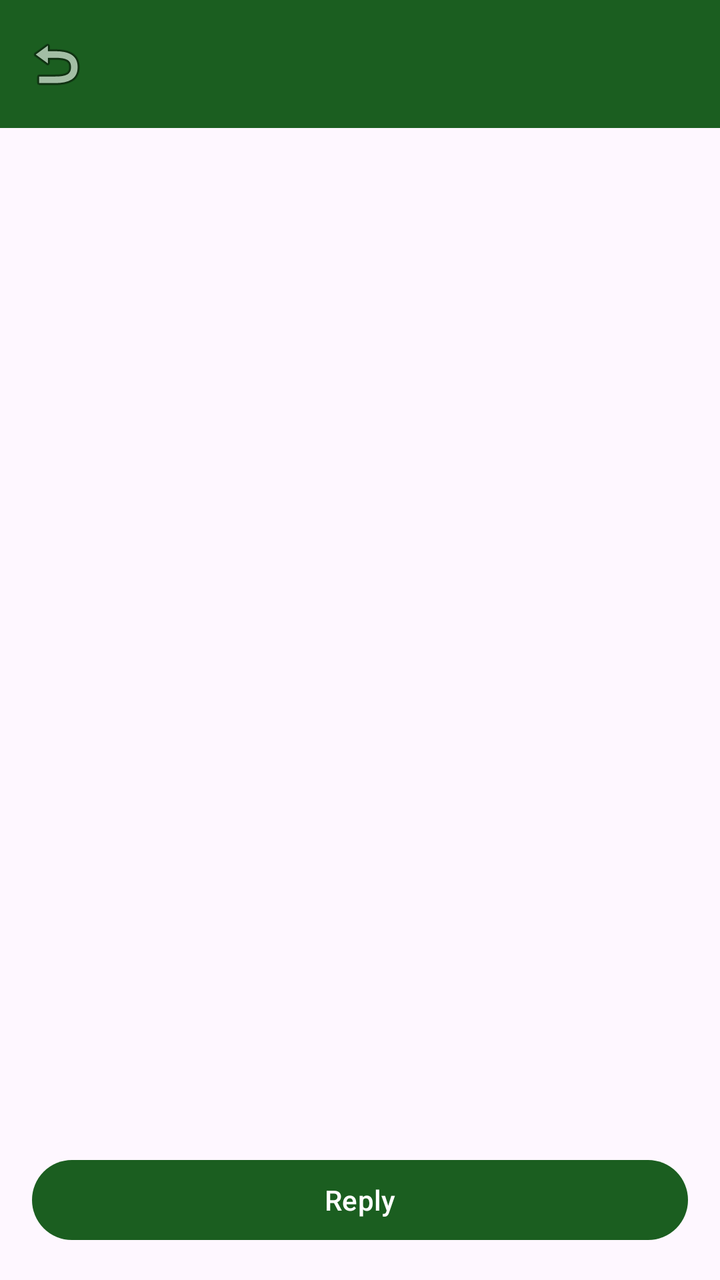
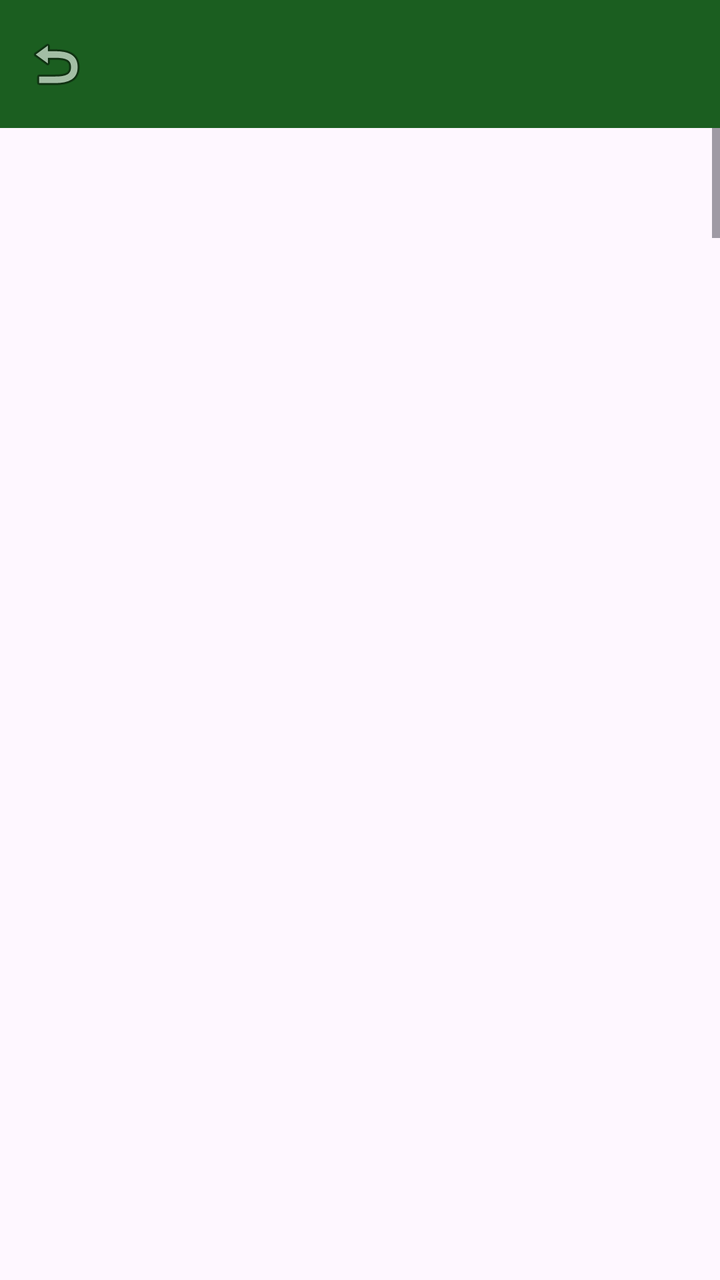

An Android layout rendered at two revisions. The XML below is the earlier revision; the diff shows what the commit changed to produce the second picture.
<!-- AndroidManifest.xml: application theme Theme.GraalMail -->
<!-- res/layout/activity_message_view.xml -->
<?xml version="1.0" encoding="utf-8"?>
<LinearLayout xmlns:android="http://schemas.android.com/apk/res/android"
    xmlns:app="http://schemas.android.com/apk/res-auto"
    android:layout_width="match_parent"
    android:layout_height="match_parent"
    android:orientation="vertical">

    <com.google.android.material.appbar.AppBarLayout
        android:layout_width="match_parent"
        android:layout_height="wrap_content">

        <androidx.appcompat.widget.Toolbar
            android:id="@+id/toolbar"
            android:layout_width="match_parent"
            android:layout_height="?attr/actionBarSize"
            android:background="?attr/colorPrimary"
            app:navigationIcon="@android:drawable/ic_menu_revert" />
    </com.google.android.material.appbar.AppBarLayout>

    <ScrollView
        android:layout_width="match_parent"
        android:layout_height="0dp"
        android:layout_weight="1">

        <LinearLayout
            android:layout_width="match_parent"
            android:layout_height="wrap_content"
            android:orientation="vertical"
            android:padding="16dp">

            <TextView
                android:id="@+id/view_subject"
                android:layout_width="match_parent"
                android:layout_height="wrap_content"
                android:textAppearance="@style/TextAppearance.GraalMail.Subject" />

            <TextView
                android:id="@+id/view_from"
                android:layout_width="match_parent"
                android:layout_height="wrap_content"
                android:layout_marginTop="8dp" />

            <TextView
                android:id="@+id/view_to"
                android:layout_width="match_parent"
                android:layout_height="wrap_content" />

            <TextView
                android:id="@+id/view_date"
                android:layout_width="match_parent"
                android:layout_height="wrap_content"
                android:layout_marginBottom="12dp"
                android:textAppearance="@style/TextAppearance.GraalMail.Snippet" />

            <TextView
                android:id="@+id/view_body"
                android:layout_width="match_parent"
                android:layout_height="wrap_content"
                android:textIsSelectable="true" />

            <TextView
                android:id="@+id/view_attachments"
                android:layout_width="match_parent"
                android:layout_height="wrap_content"
                android:layout_marginTop="16dp"
                android:visibility="gone" />

            <TextView
                android:id="@+id/view_attachment_count"
                android:layout_width="match_parent"
                android:layout_height="wrap_content"
                android:visibility="gone" />
        </LinearLayout>
    </ScrollView>

    <Button
        android:id="@+id/message_reply"
        android:layout_width="match_parent"
        android:layout_height="wrap_content"
        android:layout_margin="16dp"
        android:text="@string/action_reply" />

</LinearLayout>
<!-- resources referenced by this layout -->
<resources>
  <string name="action_reply">Reply</string>
  <style name="TextAppearance.GraalMail.Snippet" parent="TextAppearance.Material3.BodySmall">
          <item name="android:textColor">?android:attr/textColorSecondary</item>
      </style>
  <style name="TextAppearance.GraalMail.Subject" parent="TextAppearance.Material3.TitleMedium">
          <item name="android:textStyle">bold</item>
      </style>
  <style name="Theme.GraalMail" parent="Theme.Material3.DayNight.NoActionBar">
          <item name="colorPrimary">@color/brand_primary</item>
          <item name="colorPrimaryDark">@color/brand_primary_dark</item>
          <item name="colorSecondary">@color/brand_secondary</item>
          <item name="colorAccent">@color/brand_accent</item>
          <item name="android:statusBarColor" tools:targetApi="l">?attr/colorPrimaryDark</item>
          <item name="android:windowBackground">?attr/colorSurface</item>
      </style>
  <color name="brand_primary">#1B5E20</color>
  <color name="brand_primary_dark">#0B3D0C</color>
  <color name="brand_secondary">#2E7D32</color>
  <color name="brand_accent">#66BB6A</color>
</resources>

<!-- the commit's change to res/layout/activity_message_view.xml (unified diff, before → after) -->
@@ -75,9 +75,18 @@
 
     <Button
         android:id="@+id/message_reply"
-        android:layout_width="match_parent"
+        android:layout_width="0dp"
         android:layout_height="wrap_content"
         android:layout_margin="16dp"
+        android:layout_weight="1"
         android:text="@string/action_reply" />
 
+    <Button
+        android:id="@+id/message_forward"
+        android:layout_width="0dp"
+        android:layout_height="wrap_content"
+        android:layout_margin="16dp"
+        android:layout_weight="1"
+        android:text="@string/action_forward" />
+
 </LinearLayout>
<!-- resource entries referenced after the edit -->
@@ -1,5 +1,6 @@
 <!-- resources referenced by this layout -->
 <resources>
+  <string name="action_forward">Forward</string>
   <string name="action_reply">Reply</string>
   <style name="TextAppearance.GraalMail.Snippet" parent="TextAppearance.Material3.BodySmall">
           <item name="android:textColor">?android:attr/textColorSecondary</item>
